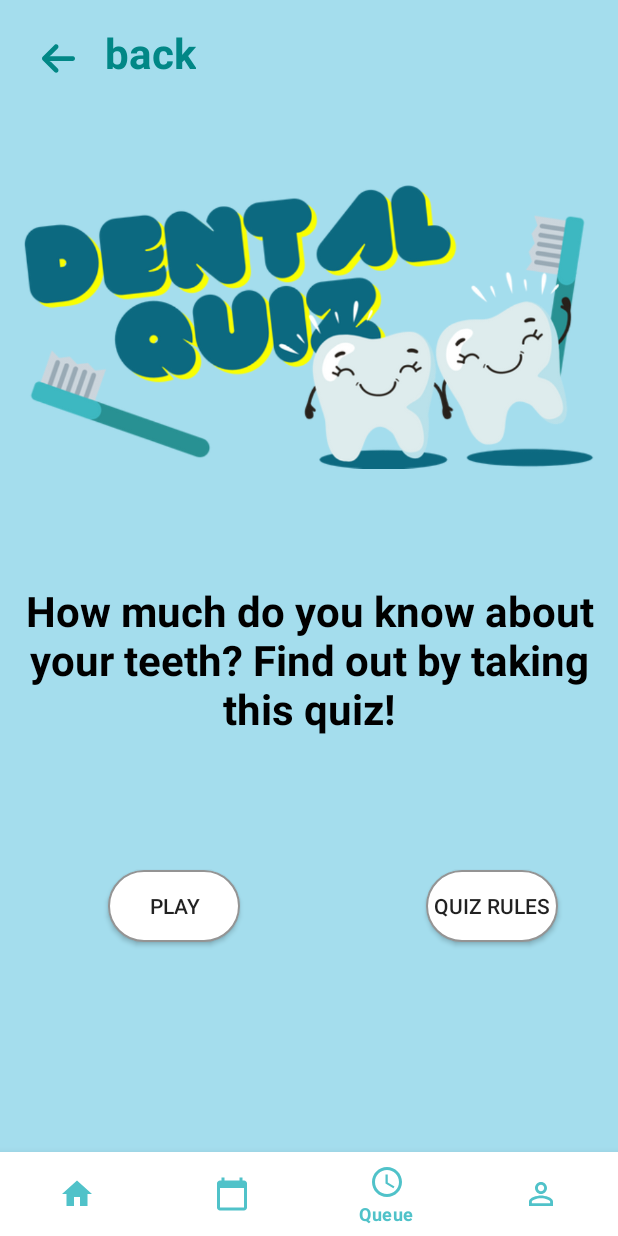
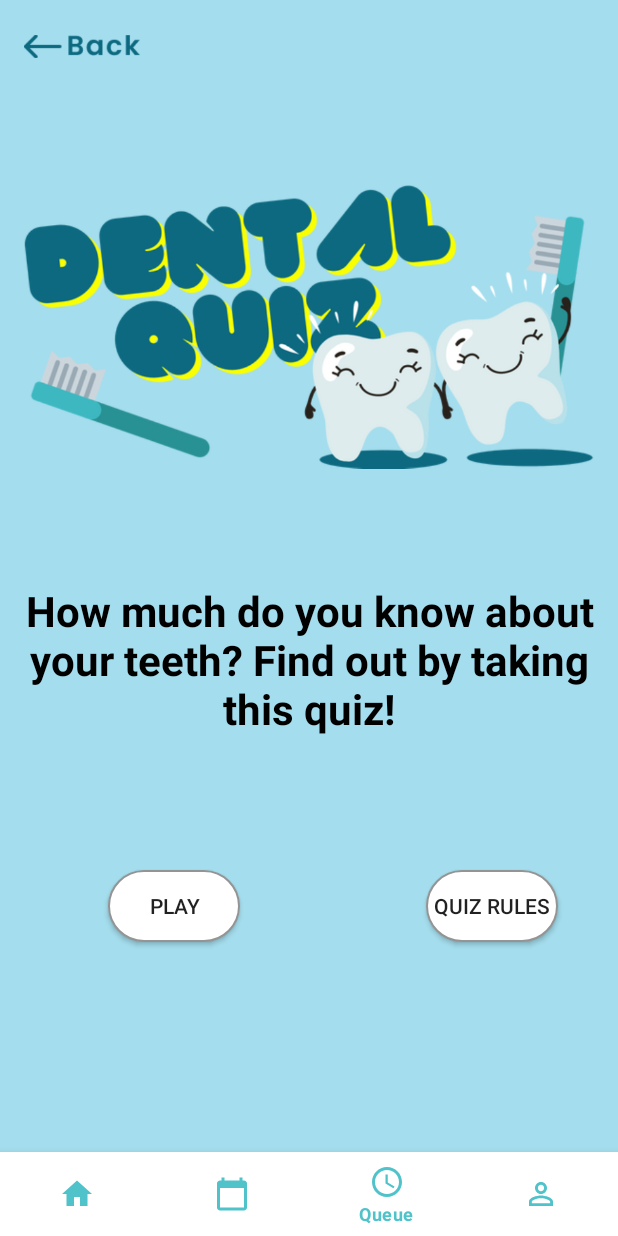
Before and after one commit to Shhbainu/Dental-Q-Mgmt-System, an Android app: the fragment QuizTitleFragment placed in its activity, on a phone screen of 412 x 824 dp. Run offline under Robolectric (Android 15) with nearby library versions, the phone set to English and light mode, and no system bars.

Commit message:
quiz title button fixed

```diff
--- a/app/src/main/res/drawable/arrow.xml
+++ /dev/null
@@ -1,9 +0,0 @@
-<vector xmlns:android="http://schemas.android.com/apk/res/android"
-    android:width="447.243dp"
-    android:height="447.243dp"
-    android:viewportWidth="447.243"
-    android:viewportHeight="447.243">
-  <path
-      android:fillColor="#FF018786"
-      android:pathData="M420.361,192.229c-1.83,-0.297 -3.682,-0.434 -5.535,-0.41H99.305l6.88,-3.2c6.725,-3.183 12.843,-7.515 18.08,-12.8l88.48,-88.48c11.653,-11.124 13.611,-29.019 4.64,-42.4c-10.441,-14.259 -30.464,-17.355 -44.724,-6.914c-1.152,0.844 -2.247,1.764 -3.276,2.754l-160,160C-3.119,213.269 -3.13,233.53 9.36,246.034c0.008,0.008 0.017,0.017 0.025,0.025l160,160c12.514,12.479 32.775,12.451 45.255,-0.063c0.982,-0.985 1.899,-2.033 2.745,-3.137c8.971,-13.381 7.013,-31.276 -4.64,-42.4l-88.32,-88.64c-4.695,-4.7 -10.093,-8.641 -16,-11.68l-9.6,-4.32h314.24c16.347,0.607 30.689,-10.812 33.76,-26.88C449.654,211.494 437.806,195.059 420.361,192.229z"/>
-</vector>
--- a/app/src/main/res/layout/fragment_quiz_title.xml
+++ b/app/src/main/res/layout/fragment_quiz_title.xml
@@ -9,29 +9,13 @@
 
     <ImageView
         android:id="@+id/backBtn"
-        android:layout_width="30dp"
+        android:layout_width="77dp"
         android:layout_height="30dp"
-        android:layout_marginStart="24dp"
-        android:layout_marginTop="24dp"
-        android:background="?selectableItemBackgroundBorderless"
-        android:padding="4dp"
+        android:layout_marginStart="16dp"
+        android:layout_marginTop="16dp"
         app:layout_constraintStart_toStartOf="parent"
         app:layout_constraintTop_toTopOf="parent"
-        app:srcCompat="@drawable/arrow"
-        tools:ignore="ContentDescription" />
-
-
-    <TextView
-        android:id="@+id/textView"
-        style="@style/titleTextStyle"
-        android:layout_width="wrap_content"
-        android:layout_height="wrap_content"
-        android:layout_marginStart="16dp"
-        android:text="@string/back"
-        app:layout_constraintBottom_toBottomOf="@+id/backBtn"
-        app:layout_constraintStart_toEndOf="@+id/backBtn"
-        app:layout_constraintTop_toTopOf="@+id/backBtn"
-        app:layout_constraintVertical_bias="1.0" />
+        app:srcCompat="@drawable/back" />
 
     <ImageView
         android:id="@+id/Image"
@@ -40,7 +24,7 @@
         android:layout_height="wrap_content"
         android:layout_marginTop="52dp"
         android:src="@drawable/ico_quiz_logo"
-        app:layout_constraintTop_toTopOf="@+id/textView"
+        app:layout_constraintTop_toTopOf="@+id/backBtn"
         tools:layout_editor_absoluteX="16dp">
 
     </ImageView>
```
Also changed, not shown: app/src/main/res/drawable-v24/arrow.png (added), app/src/main/res/drawable-v24/back.png (added).
